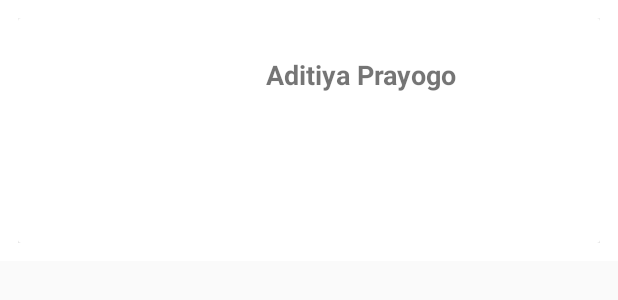
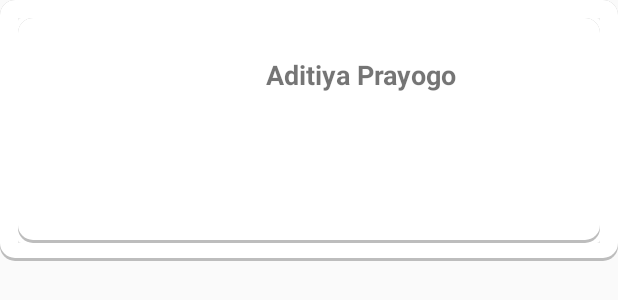
Before and after one commit to Aditprayogo/GithubUsers, an Android app: the layout item_row_user.xml on its own in the app's theme, with its tools: preview values and no code run, on a phone screen of 412 x 824 dp. Shown: the top 300 px of the screen. Run offline under Robolectric (Android 15) with nearby library versions, the phone set to English and light mode, and no system bars.

Commit message:
able to display user to main activity

```diff
--- a/app/src/main/AndroidManifest.xml
+++ b/app/src/main/AndroidManifest.xml
@@ -12,7 +12,9 @@
         android:roundIcon="@mipmap/ic_launcher_round"
         android:supportsRtl="true"
         android:theme="@style/AppTheme">
-        <activity android:name=".feature.main.MainActivity">
+        <activity
+            android:name=".feature.main.MainActivity"
+            android:windowSoftInputMode="adjustResize">
             <intent-filter>
                 <action android:name="android.intent.action.MAIN" />
 
--- a/app/src/main/java/com/example/githubusers/feature/main/MainAdapter.kt
+++ b/app/src/main/java/com/example/githubusers/feature/main/MainAdapter.kt
@@ -19,7 +19,9 @@ class MainAdapter(val context: Context) : RecyclerView.Adapter<MainAdapter.ViewH
         fun bind(data: UserSearchResponseItem) {
             with(itemView) {
                 Glide.with(context)
-                    .load(data.avatarUrl).into(iv_user)
+                    .load(data.avatarUrl!!)
+                    .circleCrop()
+                    .into(iv_user)
 
                 txt_username.text = data.login
             }
--- /dev/null
+++ b/app/src/main/res/drawable/shape_rounded_main_card.xml
@@ -0,0 +1,19 @@
+<?xml version="1.0" encoding="utf-8"?>
+<layer-list xmlns:android="http://schemas.android.com/apk/res/android" >
+    <!-- "shadow" -->
+    <item>
+        <shape android:shape="rectangle" >
+            <solid android:color="#BDBDBD"/>
+            <corners android:radius="10dp" />
+        </shape>
+    </item>
+
+
+    <item android:bottom="3px">
+        <shape android:shape="rectangle">
+            <solid android:color="#ffffff"/>
+            <corners android:radius="10dp" />
+        </shape>
+    </item>
+
+</layer-list>
--- a/app/src/main/res/layout/item_row_user.xml
+++ b/app/src/main/res/layout/item_row_user.xml
@@ -3,8 +3,9 @@
     xmlns:android="http://schemas.android.com/apk/res/android"
     xmlns:app="http://schemas.android.com/apk/res-auto"
     xmlns:tools="http://schemas.android.com/tools"
-    android:background="@color/colorWhite"
+    android:background="@drawable/shape_rounded_main_card"
     android:padding="12dp"
+    android:layout_marginBottom="20dp"
     android:layout_width="match_parent" android:layout_height="wrap_content">
 
     <androidx.cardview.widget.CardView
@@ -17,6 +18,7 @@
         app:layout_constraintTop_toTopOf="parent">
 
        <RelativeLayout
+           android:background="@drawable/shape_rounded_main_card"
            android:padding="5dp"
            android:layout_width="match_parent"
            android:layout_height="match_parent">
@@ -25,6 +27,7 @@
                android:id="@+id/iv_user"
                android:layout_width="140dp"
                android:layout_height="140dp"
+               android:scaleType="fitCenter"
                />
 
            <TextView
```
Also changed, not shown: app/src/main/java/com/example/githubusers/feature/main/MainActivity.kt (+35 -0 lines), app/src/main/res/layout/activity_main.xml (+8 -3 lines).
